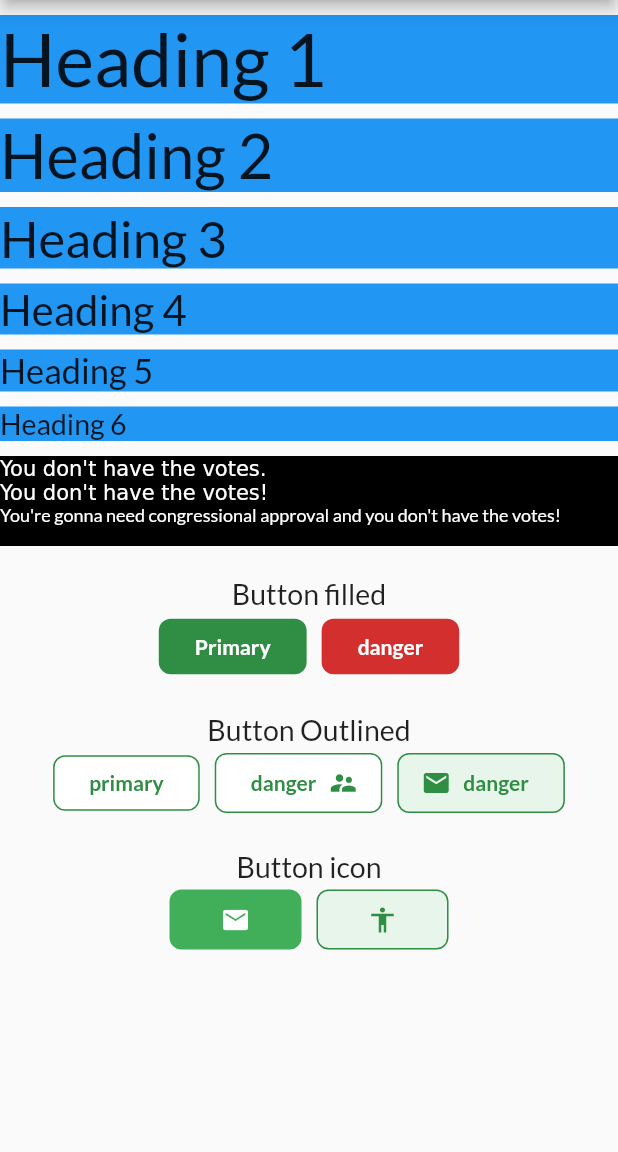
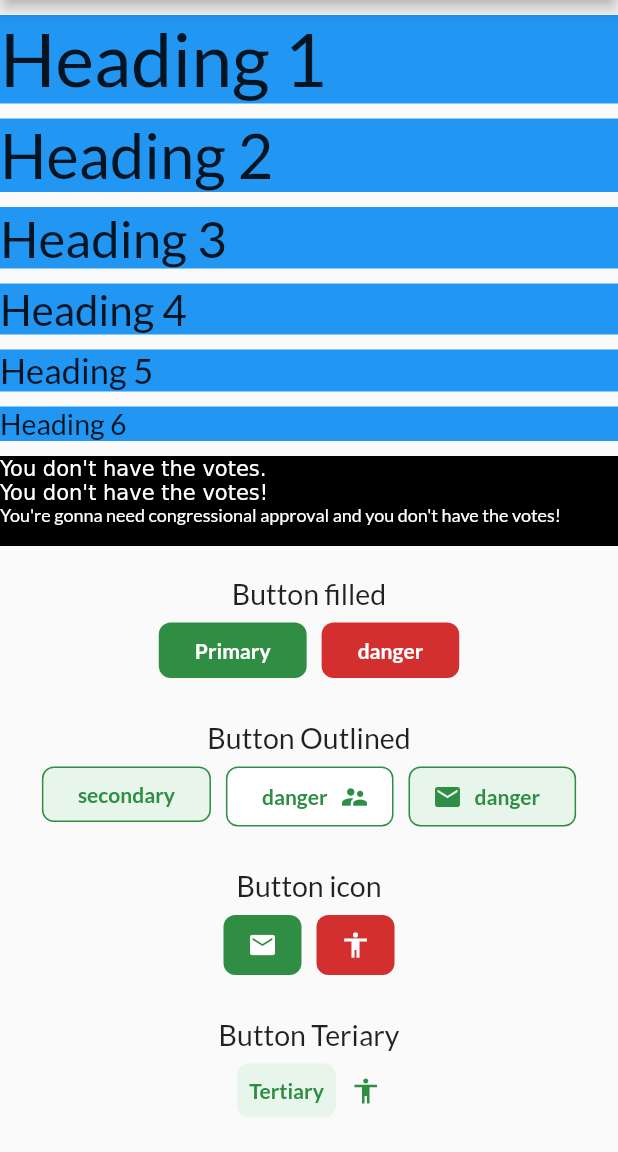
Before and after one commit to jabardigitalservice/jds-flutter-package, a Flutter app: the screen it shows after launch, after a tap on "Primary", on a phone screen of 412 x 824 dp, the part 84-1236 px from its top. Run offline on Flutter 3.47's test engine with Material 2 defaults, Android fonts, the phone set to English and light mode, and no system bars; statements that could not run were skipped.

Commit message:
add variants theme (primary, secondary, tertiary, danger)

````diff
--- a/example/lib/main.dart
+++ b/example/lib/main.dart
@@ -1,5 +1,4 @@
 import 'package:flutter/material.dart';
-import 'package:jds_design/constants/fonts.dart';
 import 'package:jds_design/jds_design.dart';
 
 void main() {
@@ -111,24 +110,27 @@ class HomePage extends StatelessWidget {
             style: JDSTextTheme.h6,
           ),
           Center(
+            child: Padding(
+              padding: const EdgeInsets.all(8.0),
               child: Wrap(
                 children: [
                   Container(
                     child: JDSButton(
                       title: 'Primary',
+                      variant: Variant.primary,
                       onPressed: () {},
-                    background: JDSColors.green[700],
                     ),
                   ),
                   SizedBox(width: 10),
                   Container(
                     child: JDSButton(
                       title: 'danger',
+                      variant: Variant.danger,
                       onPressed: () {},
-                    background: JDSColors.red[700],
                     ),
                   ),
                 ],
+              ),
             ),
           ),
           SizedBox(height: 20),
@@ -138,21 +140,21 @@ class HomePage extends StatelessWidget {
             style: JDSTextTheme.h6,
           ),
           Center(
+            child: Padding(
+              padding: const EdgeInsets.all(8.0),
               child: Wrap(
                 children: [
                   Container(
                     child: JDSButton.outline(
-                    title: 'primary',
-                    borderColor: JDSColors.green[700],
+                      title: 'secondary',
+                      variant: Variant.secondary,
                       onPressed: () {},
-                    color: JDSColors.green[700],
-                    background: JDSColors.white,
                     ),
                   ),
                   SizedBox(width: 10),
                   Container(
                     child: JDSButton.outline(
-                    borderColor: JDSColors.green[700],
+                      variant: Variant.secondary,
                       trailing: Icon(
                         Icons.supervisor_account,
                         size: 20,
@@ -160,15 +162,13 @@ class HomePage extends StatelessWidget {
                       ),
                       title: 'danger',
                       onPressed: () {},
-                    color: JDSColors.green[700],
                       background: JDSColors.white,
                     ),
                   ),
                   SizedBox(width: 10),
                   Container(
                     child: JDSButton.outline(
-                    borderColor: JDSColors.green[700],
-                    color: JDSColors.green[700],
+                      variant: Variant.secondary,
                       leading: Icon(
                         Icons.email,
                         size: 20,
@@ -176,10 +176,10 @@ class HomePage extends StatelessWidget {
                       ),
                       title: 'danger',
                       onPressed: () {},
-                    background: JDSColors.green[50],
                     ),
                   ),
                 ],
+              ),
             ),
           ),
           SizedBox(height: 20),
@@ -189,11 +189,13 @@ class HomePage extends StatelessWidget {
             style: JDSTextTheme.h6,
           ),
           Center(
+            child: Padding(
+              padding: const EdgeInsets.all(8.0),
               child: Wrap(
                 children: [
                   Container(
                     child: JDSButton.icon(
-                    color: Colors.black,
+                      variant: Variant.primary,
                       icon: Icon(
                         Icons.email,
                         size: 20,
@@ -206,18 +208,54 @@ class HomePage extends StatelessWidget {
                   SizedBox(width: 10),
                   Container(
                     child: JDSButton.icon(
+                      variant: Variant.danger,
                       icon: Icon(
                         Icons.accessibility,
                         size: 20,
-                      color: JDSColors.green[700],
+                        color: JDSColors.white,
                       ),
-                    background: JDSColors.green[50],
-                    borderColor: JDSColors.green[700],
                       onPressed: () {},
                       // background: JDSColors.green[700],
                     ),
                   ),
                 ],
+              ),
+            ),
+          ),
+          SizedBox(height: 20),
+          Text(
+            'Button Teriary',
+            textAlign: TextAlign.center,
+            style: JDSTextTheme.h6,
+          ),
+          Center(
+            child: Padding(
+              padding: const EdgeInsets.all(8.0),
+              child: Wrap(
+                children: [
+                  Container(
+                    child: JDSButton(
+                      title: 'Tertiary',
+                      variant: Variant.tertiary,
+                      onPressed: () {},
+                    ),
+                  ),
+                  SizedBox(width: 10),
+                  Container(
+                    child: JDSButton.icon(
+                      variant: Variant.tertiary,
+                      icon: Icon(
+                        Icons.accessibility,
+                        size: 20,
+                        color: JDSColors.green,
+                      ),
+                      background: JDSColors.transparent,
+                      onPressed: () {},
+                      // background: JDSColors.green[700],
+                    ),
+                  ),
+                ],
+              ),
             ),
           ),
           SizedBox(height: 50),
--- /dev/null
+++ b/lib/enums/variants.dart
@@ -0,0 +1 @@
+enum Variant { primary, secondary, tertiary, danger }
--- a/lib/jds_design.dart
+++ b/lib/jds_design.dart
@@ -2,6 +2,8 @@
 
 library jds_design;
 
+/// enum
+export 'enums/variants.dart';
 export 'theme/text_theme.dart';
 export 'theme/colors.dart';
 export 'widgets/buttons/buttons.dart';
--- a/lib/theme/app_theme.dart
+++ b/lib/theme/app_theme.dart
@@ -13,6 +13,7 @@ class JDSTheme {
   /// the light theme
   static final ThemeData lightTheme = ThemeData(
     brightness: Brightness.light,
+    primaryColor: _lightPrimaryColor,
     // fontFamily: font1,
     floatingActionButtonTheme: FloatingActionButtonThemeData(
       backgroundColor: _lightPrimaryColor,
--- a/lib/theme/colors.dart
+++ b/lib/theme/colors.dart
@@ -93,13 +93,13 @@ class JDSColors {
       300: Color(0xFF7BC68A),
       400: Color(0xFF5EBA71),
       500: Color(0xFF399F4F),
-      600: Color(_greenPrimaryValue),
-      700: Color(0xFF2F8D44),
+      600: Color(0xFF41AE59),
+      700: Color(_greenPrimaryValue),
       800: Color(0xFF267C39),
       900: Color(0xFF155D27),
     },
   );
-  static const int _greenPrimaryValue = 0xFF41AE59;
+  static const int _greenPrimaryValue = 0xFF2F8D44;
 
   /// The blue primary color and swatch.
   ///
@@ -176,14 +176,14 @@ class JDSColors {
       200: Color(0xFFEF9A9A),
       300: Color(0xFFE57373),
       400: Color(0xFFEF5350),
-      500: Color(_redPrimaryValue),
+      500: Color(0xFFF44336),
       600: Color(0xFFE53935),
-      700: Color(0xFFD32F2F),
+      700: Color(_redPrimaryValue),
       800: Color(0xFFC62828),
       900: Color(0xFFB71C1C),
     },
   );
-  static const int _redPrimaryValue = 0xFFF44336;
+  static const int _redPrimaryValue = 0xFFD32F2F;
 
   /// The purple primary color and swatch.
   ///
--- a/lib/widgets/buttons/buttons.dart
+++ b/lib/widgets/buttons/buttons.dart
@@ -1 +1 @@
-export './text_button.dart';
+export 'jds_button.dart';
--- /dev/null
+++ b/lib/widgets/buttons/jds_button.dart
@@ -0,0 +1,98 @@
+import 'package:flutter/material.dart';
+import 'package:jds_design/enums/buttons.dart';
+import 'package:jds_design/enums/variants.dart';
+import 'package:jds_design/jds_design.dart';
+import 'package:jds_design/widgets/buttons/widget_button.dart';
+
+/// {@tool snippet}
+///
+/// This example shows a [JDSButton] that is normally white-on-blue,
+///
+/// ![A JDSButton with white text on a green background](https://flutter.github.io/assets-for-api-docs/assets/material/flat_button_properties.png)
+///
+/// ```dart
+///    JDSButton(
+///      title: 'primary',
+///      onPressed: () {},
+///      color: Colors.white,
+///      background: JDSColors.green[700],
+///   )
+/// ```
+/// {@end-tool}
+///
+class JDSButton extends WidgetButton {
+  /// default button filled
+  const JDSButton({
+    Key key,
+    ButtonType buttonType = ButtonType.filled,
+    Variant variant,
+    @required String title,
+    @required VoidCallback onPressed,
+    bool isEnabled = true,
+    Color color,
+    Color background,
+    Widget leading,
+    Widget trailing,
+  }) : super(
+          key: key,
+          buttonType: buttonType,
+          variant: variant,
+          title: title,
+          onPressed: onPressed,
+          isEnabled: isEnabled,
+          color: color,
+          background: background,
+          leading: leading,
+          trailing: trailing,
+        );
+
+  /// button outline
+  const JDSButton.outline({
+    Key key,
+    ButtonType buttonType = ButtonType.outline,
+    Variant variant,
+    @required String title,
+    @required VoidCallback onPressed,
+    bool isEnabled = true,
+    Color color,
+    Color background,
+    Color borderColor = Colors.transparent,
+    Widget leading,
+    Widget trailing,
+  }) : super(
+          key: key,
+          buttonType: buttonType,
+          variant: variant,
+          title: title,
+          onPressed: onPressed,
+          isEnabled: isEnabled,
+          color: color,
+          background: background,
+          borderColor: borderColor,
+          leading: leading,
+          trailing: trailing,
+        );
+
+  /// button icon only
+  const JDSButton.icon({
+    Key key,
+    ButtonType buttonType = ButtonType.icon,
+    Variant variant,
+    @required VoidCallback onPressed,
+    bool isEnabled = true,
+    Color color,
+    Color background,
+    Color borderColor = Colors.transparent,
+    @required Widget icon,
+  }) : super(
+          key: key,
+          buttonType: buttonType,
+          variant: variant,
+          onPressed: onPressed,
+          isEnabled: isEnabled,
+          color: color,
+          background: background,
+          borderColor: borderColor,
+          icon: icon,
+        );
+}
--- a/lib/widgets/buttons/text_button.dart
+++ /dev/null
@@ -1,127 +0,0 @@
-import 'package:flutter/material.dart';
-import 'package:jds_design/enums/buttons.dart';
-import 'package:jds_design/jds_design.dart';
-import 'package:jds_design/theme/text_theme.dart';
-
-/// {@tool snippet}
-///
-/// This example shows a [JDSButton] that is normally white-on-blue,
-///
-/// ![A JDSButton with white text on a blue background](https://flutter.github.io/assets-for-api-docs/assets/material/flat_button_properties.png)
-///
-/// ```dart
-///    JDSButton(
-///      title: 'primary',
-///      onPressed: () {},
-///      color: Colors.white,
-///      background: JDSColors.green[700],
-///   )
-/// ```
-/// {@end-tool}
-///
-class JDSButton extends StatelessWidget {
-  /// button type
-  final ButtonType buttonType;
-  final String title;
-  final Widget icon;
-  final VoidCallback onPressed;
-
-  /// default [true]
-  final bool isEnabled;
-
-  /// default color [JDSColors.white]
-  final Color color;
-
-  /// default background [JDSColors.green]
-  final Color background;
-
-  final Color borderColor;
-  final Widget leading;
-  final Widget trailing;
-
-  /// default button filled
-  const JDSButton({
-    Key key,
-    this.buttonType = ButtonType.filled,
-    @required this.title,
-    @required this.onPressed,
-    this.isEnabled = true,
-    this.color = JDSColors.white,
-    this.background = JDSColors.green,
-    this.borderColor = Colors.transparent,
-    this.leading,
-    this.trailing,
-    this.icon,
-  }) : super(key: key);
-
-  /// default button filled
-  const JDSButton.outline({
-    Key key,
-    @required this.title,
-    @required this.onPressed,
-    @required this.borderColor,
-    this.isEnabled = true,
-    this.color = JDSColors.white,
-    this.background = JDSColors.green,
-    this.leading,
-    this.trailing,
-    this.icon,
-  })  : this.buttonType = ButtonType.outline,
-        super(key: key);
-
-  /// default button filled
-  const JDSButton.icon({
-    Key key,
-    @required this.icon,
-    @required this.onPressed,
-    this.borderColor = Colors.transparent,
-    this.isEnabled = true,
-    this.color = JDSColors.white,
-    this.background = JDSColors.green,
-    this.leading,
-    this.trailing,
-    this.title,
-  })  : this.buttonType = ButtonType.icon,
-        super(key: key);
-
-  @override
-  Widget build(BuildContext context) {
-    switch (buttonType) {
-      case ButtonType.outline:
-        print('outline');
-
-        break;
-      default:
-    }
-
-    return FlatButton(
-      key: key,
-      color: background,
-      padding: const EdgeInsets.symmetric(horizontal: 16, vertical: 10),
-      onPressed: isEnabled ? onPressed : null,
-      shape: RoundedRectangleBorder(
-        borderRadius: BorderRadius.circular(8),
-        side: BorderSide(color: borderColor),
-      ),
-      child: icon == null
-          ? Row(
-              mainAxisAlignment: MainAxisAlignment.center,
-              crossAxisAlignment: CrossAxisAlignment.center,
-              mainAxisSize: MainAxisSize.min,
-              children: [
-                Padding(
-                    padding: const EdgeInsets.only(right: 8), child: leading),
-                Text(
-                  title,
-                  textAlign: TextAlign.center,
-                  style: JDSTextTheme.button2
-                      .copyWith(fontWeight: FontWeight.bold, color: color),
-                ),
-                Padding(
-                    padding: const EdgeInsets.only(left: 8), child: trailing),
-              ],
-            )
-          : icon,
-    );
-  }
-}
--- /dev/null
+++ b/lib/widgets/buttons/widget_button.dart
@@ -0,0 +1,112 @@
+import 'package:flutter/material.dart';
+import 'package:jds_design/enums/buttons.dart';
+import 'package:jds_design/enums/variants.dart';
+import 'package:jds_design/theme/colors.dart';
+import 'package:jds_design/theme/text_theme.dart';
+
+class WidgetButton extends StatelessWidget {
+  const WidgetButton({
+    Key key,
+    this.buttonType = ButtonType.filled,
+    this.variant,
+    this.title,
+    @required this.onPressed,
+    this.isEnabled = true,
+    this.color = JDSColors.white,
+    this.background,
+    this.borderColor = Colors.transparent,
+    this.leading,
+    this.trailing,
+    this.icon,
+  }) : super(key: key);
+
+  /// button type
+  final ButtonType buttonType;
+  final Variant variant;
+  final String title;
+  final Widget icon;
+  final VoidCallback onPressed;
+
+  /// default [true]
+  final bool isEnabled;
+
+  /// default color [JDSColors.white]
+  final Color color;
+
+  /// default background [JDSColors.green]
+  final Color background;
+
+  final Color borderColor;
+  final Widget leading;
+  final Widget trailing;
+
+  @override
+  Widget build(BuildContext context) {
+    TextStyle currentTextStyle = TextStyle(color: color);
+    Color currentBackground = background;
+    Color currentBorderColor = borderColor;
+
+    /// no padding for variant tertiary
+    EdgeInsetsGeometry padding;
+
+    /// replace default with [type] Variant
+    switch (variant) {
+      case Variant.primary:
+        currentTextStyle = TextStyle(color: color ?? JDSColors.white);
+        currentBackground = currentBackground ?? JDSColors.green;
+        break;
+
+      case Variant.danger:
+        currentTextStyle = TextStyle(color: color ?? JDSColors.white);
+        currentBackground = currentBackground ?? JDSColors.red;
+        break;
+
+      case Variant.secondary:
+        currentTextStyle = TextStyle(color: color ?? JDSColors.green);
+        currentBackground = currentBackground ?? JDSColors.green[50];
+        currentBorderColor = JDSColors.green[700];
+        break;
+
+      case Variant.tertiary:
+        currentTextStyle = TextStyle(color: color ?? JDSColors.green);
+        currentBackground = currentBackground ?? JDSColors.green[50];
+        padding = const EdgeInsets.all(0);
+        break;
+      default:
+    }
+
+    return FlatButton(
+      key: key,
+      color: currentBackground,
+      minWidth: 20,
+      padding:
+          padding ?? const EdgeInsets.symmetric(horizontal: 16, vertical: 10),
+      materialTapTargetSize: MaterialTapTargetSize
+          .shrinkWrap, //limits the touch area to the button area
+      onPressed: isEnabled ? onPressed : null,
+      shape: RoundedRectangleBorder(
+        borderRadius: BorderRadius.circular(8),
+        side: BorderSide(color: currentBorderColor),
+      ),
+      child: icon == null
+          ? Row(
+              mainAxisAlignment: MainAxisAlignment.center,
+              crossAxisAlignment: CrossAxisAlignment.center,
+              mainAxisSize: MainAxisSize.min,
+              children: [
+                Padding(
+                    padding: const EdgeInsets.only(right: 8), child: leading),
+                Text(
+                  title,
+                  textAlign: TextAlign.center,
+                  style: currentTextStyle.merge(JDSTextTheme.button2
+                      .copyWith(fontWeight: FontWeight.bold)),
+                ),
+                Padding(
+                    padding: const EdgeInsets.only(left: 8), child: trailing),
+              ],
+            )
+          : icon,
+    );
+  }
+}
````
Lines whose indentation alone changed are shown as unchanged.
